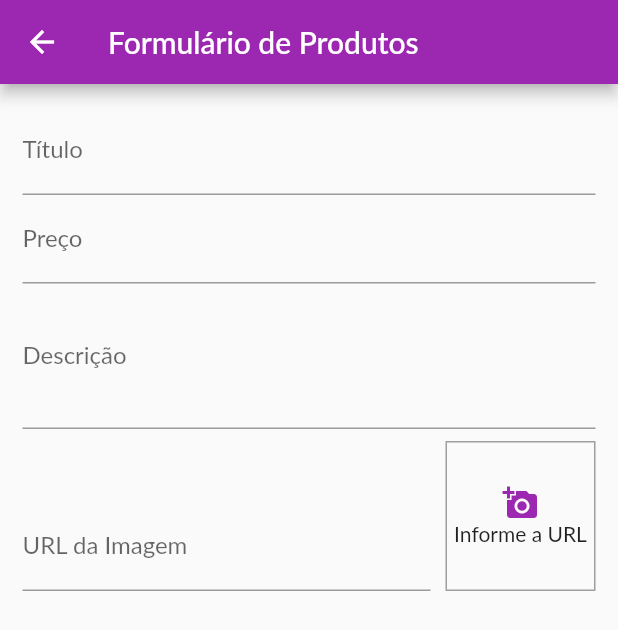
After one commit to jsaintz/basic-shop-flutter, a Flutter app: the ProductFormScreen screen opened by its route, on a phone screen of 412 x 824 dp. The commit adds this screen. Shown: the top 630 px of the screen. Run offline on Flutter 3.47's test engine with Material 2 defaults, Android fonts, the phone set to English and light mode, and no system bars; network calls fail; Roboto replaces fonts that are missing (Lato).

Commit message:
create product_form_screen

```diff
--- a/lib/main.dart
+++ b/lib/main.dart
@@ -5,7 +5,9 @@ import 'package:basic_shop_flutter/utils/app_routes.dart';
 import 'package:basic_shop_flutter/views/cart_screen.dart';
 import 'package:basic_shop_flutter/views/order_screen.dart';
 import 'package:basic_shop_flutter/views/product_detail_screen.dart';
+import 'package:basic_shop_flutter/views/product_form_screen.dart';
 import 'package:basic_shop_flutter/views/products_overview_screen.dart';
+import 'package:basic_shop_flutter/views/products_screen.dart';
 import 'package:flutter/material.dart';
 import 'package:provider/provider.dart';
 
@@ -34,12 +36,13 @@ class MyApp extends StatelessWidget {
           accentColor: Colors.deepOrange,
           fontFamily: 'Lato',
         ),
-        // home: ProductOverviewScreen(),
         routes: {
           AppRoutes.HOME: (ctx) => ProductOverviewScreen(),
           AppRoutes.PRODUCT_DETAIL: (ctx) => ProductDetailScreen(),
           AppRoutes.CART: (ctx) => CartScreen(),
           AppRoutes.ORDERS: (ctx) => OrdersScreen(),
+          AppRoutes.PRODUCTS: (ctx) => ProductsScreen(),
+          AppRoutes.PRODUCT_FORM: (ctx) => ProductFormScreen(),
         },
       ),
     );
--- a/lib/providers/orders.dart
+++ b/lib/providers/orders.dart
@@ -1,6 +1,5 @@
 import 'dart:math';
 
-import 'package:basic_shop_flutter/models/cart.dart';
 import 'package:basic_shop_flutter/models/order.dart';
 import 'package:basic_shop_flutter/providers/cart.dart';
 import 'package:flutter/cupertino.dart';
--- a/lib/providers/products.dart
+++ b/lib/providers/products.dart
@@ -8,6 +8,10 @@ class ProductsProvider with ChangeNotifier {
   List<Product> _items = DUMMY_PRODUCTS;
 
   List<Product> get items => [..._items];
+
+  int get itemCount {
+    return _items.length;
+  }
 
   List<Product> get favoriteItems {
     return _items.where((prod) => prod.isFavorite).toList();
--- a/lib/utils/app_routes.dart
+++ b/lib/utils/app_routes.dart
@@ -3,4 +3,6 @@ class AppRoutes {
   static const PRODUCT_DETAIL = '/product-detail';
   static const CART = '/cart';
   static const ORDERS = '/orders';
+  static const PRODUCTS = '/products';
+  static const PRODUCT_FORM = '/product-form';
 }
--- /dev/null
+++ b/lib/views/product_form_screen.dart
@@ -0,0 +1,120 @@
+import 'package:flutter/material.dart';
+
+class ProductFormScreen extends StatefulWidget {
+  @override
+  _ProductFormScreenState createState() => _ProductFormScreenState();
+}
+
+class _ProductFormScreenState extends State<ProductFormScreen> {
+  final _priceFocusNode = FocusNode();
+  final _descriptionFocusNode = FocusNode();
+  final _imageUrlFocusNode = FocusNode();
+  final _imageUrlController = TextEditingController();
+
+  @override
+  void initState() {
+    super.initState();
+    _imageUrlFocusNode.addListener(_updateImage);
+  }
+
+  void _updateImage() {
+    setState(() {});
+  }
+
+  @override
+  void dispose() {
+    super.dispose();
+    _priceFocusNode.dispose();
+    _descriptionFocusNode.dispose();
+    _imageUrlFocusNode.removeListener(_updateImage);
+    _imageUrlFocusNode.dispose();
+  }
+
+  @override
+  Widget build(BuildContext context) {
+    return Scaffold(
+      appBar: AppBar(
+        title: Text('Formulário de Produtos'),
+      ),
+      body: Padding(
+        padding: EdgeInsets.all(15.0),
+        child: ListView(
+          children: [
+            TextFormField(
+              decoration: InputDecoration(labelText: 'Título'),
+              textInputAction: TextInputAction.next,
+              onFieldSubmitted: (_) {
+                FocusScope.of(context).requestFocus(_priceFocusNode);
+              },
+            ),
+            TextFormField(
+              decoration: InputDecoration(labelText: 'Preço'),
+              textInputAction: TextInputAction.next,
+              focusNode: _priceFocusNode,
+              keyboardType: TextInputType.numberWithOptions(
+                decimal: true,
+              ),
+              onFieldSubmitted: (_) {
+                FocusScope.of(context).requestFocus(_descriptionFocusNode);
+              },
+            ),
+            TextFormField(
+              decoration: InputDecoration(labelText: 'Descrição'),
+              maxLines: 3,
+              keyboardType: TextInputType.multiline,
+              textInputAction: TextInputAction.next,
+              focusNode: _descriptionFocusNode,
+            ),
+            Row(
+              crossAxisAlignment: CrossAxisAlignment.end,
+              children: [
+                Expanded(
+                  child: TextFormField(
+                    decoration: InputDecoration(labelText: 'URL da Imagem'),
+                    keyboardType: TextInputType.url,
+                    textInputAction: TextInputAction.none,
+                    focusNode: _imageUrlFocusNode,
+                    controller: _imageUrlController,
+                  ),
+                ),
+                Container(
+                  height: 100,
+                  width: 100,
+                  margin: EdgeInsets.only(
+                    top: 8,
+                    left: 10,
+                  ),
+                  decoration: BoxDecoration(
+                    border: Border.all(
+                      color: Colors.grey,
+                      width: 1,
+                    ),
+                  ),
+                  alignment: Alignment.center,
+                  child: _imageUrlController.text.isEmpty
+                      ? Column(
+                          mainAxisAlignment: MainAxisAlignment.center,
+                          crossAxisAlignment: CrossAxisAlignment.center,
+                          children: [
+                            Icon(
+                              Icons.add_a_photo,
+                              color: Theme.of(context).primaryColor,
+                            ),
+                            Text('Informe a URL'),
+                          ],
+                        )
+                      : FittedBox(
+                          child: Image.network(
+                            _imageUrlController.text,
+                            fit: BoxFit.cover,
+                          ),
+                        ),
+                ),
+              ],
+            ),
+          ],
+        ),
+      ),
+    );
+  }
+}
--- a/lib/widgets/product_grid.dart
+++ b/lib/widgets/product_grid.dart
@@ -1,5 +1,5 @@
 import 'package:basic_shop_flutter/providers/products.dart';
-import 'package:basic_shop_flutter/widgets/product_item.dart';
+import 'package:basic_shop_flutter/widgets/product_grid_item.dart';
 import 'package:flutter/material.dart';
 import 'package:provider/provider.dart';
 
@@ -20,7 +20,7 @@ class ProductGrid extends StatelessWidget {
       itemCount: products.length,
       itemBuilder: (ctx, index) => ChangeNotifierProvider.value(
         value: products[index],
-        child: ProductItem(),
+        child: ProductGridItem(),
       ),
       gridDelegate: SliverGridDelegateWithFixedCrossAxisCount(
         crossAxisCount: 2,
```
Also changed, not shown: lib/providers/cart.dart (+19 -0 lines), lib/views/products_screen.dart (added, +40 -0 lines), lib/widgets/app_drawer.dart (+8 -0 lines), lib/widgets/cart_item_widget.dart (+23 -0 lines), lib/widgets/product_grid_item.dart (added, +72 -0 lines), lib/widgets/product_item.dart (+23 -43 lines), 1 other file.
